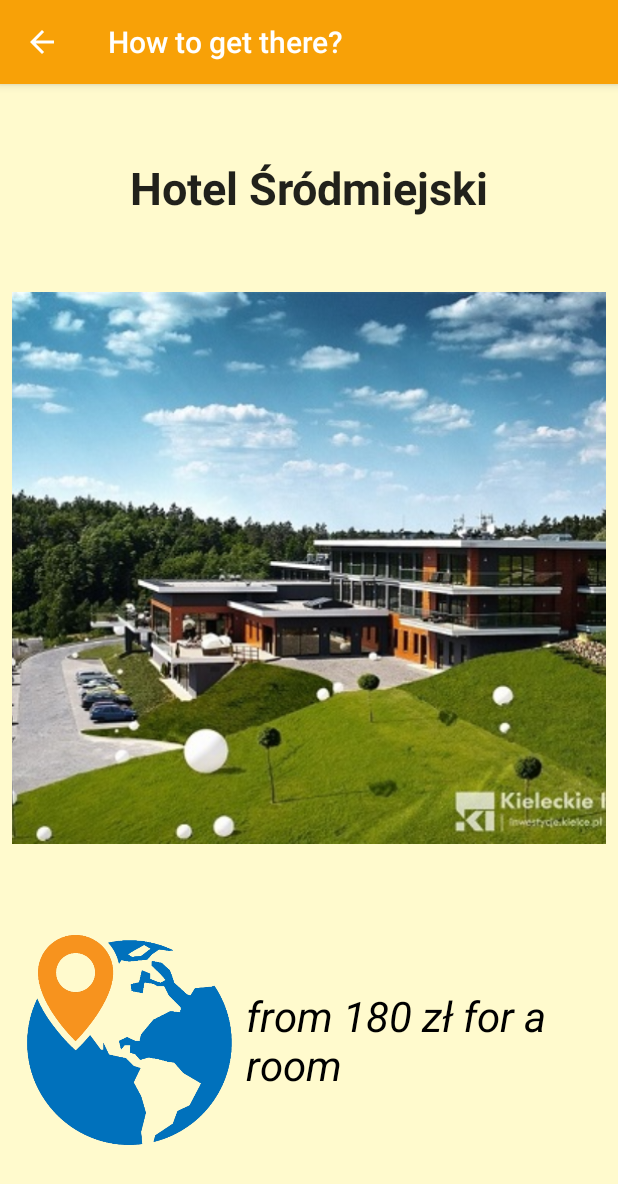
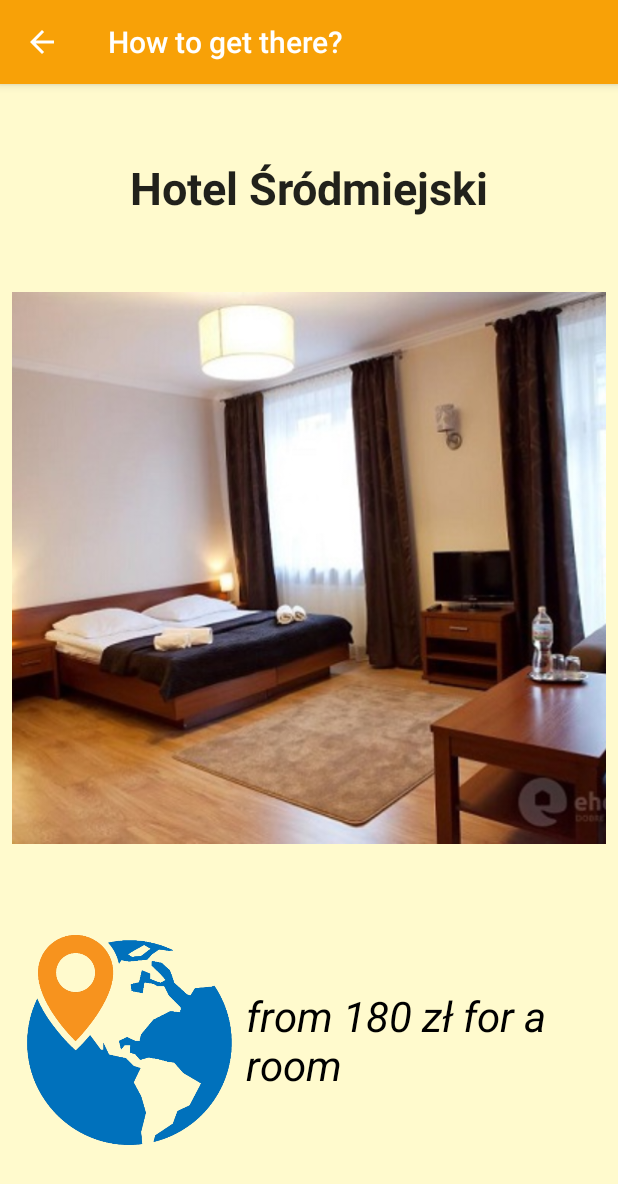
Before and after one commit to tr0lczyk/KielceTourGuide, an Android app: the fragment SleepFragment shown on its own in the app's theme, after a tap on "Hotel Śródmiejski", on a phone screen of 412 x 824 dp. Shown: the top 1184 px of the screen. Run offline under Robolectric (Android 15) with nearby library versions, the phone set to English and light mode, and no system bars.

Commit message:
final touches

```diff
--- a/app/src/main/java/com/example/android/kielcetourguide/SleepFragment.java
+++ b/app/src/main/java/com/example/android/kielcetourguide/SleepFragment.java
@@ -36,7 +36,7 @@ public class SleepFragment extends Fragment {
         items.add(new Item("Hotel Aviator","from 171 zł for a room",R.drawable.hotelaviator));
         items.add(new Item("Best Western Grand Hotel","from 162 zł for a room",R.drawable.hotelwestern));
         items.add(new Item("Ibis Kielce Centrum","from 111 zł for a room",R.drawable.hotelibis));
-        items.add(new Item("Hotel Śródmiejski","from 180 zł for a room",R.drawable.hoteloddysey));
+        items.add(new Item("Hotel Śródmiejski","from 180 zł for a room",R.drawable.hotelmiej));
         items.add(new Item("Odyssey ClubHotel Wellness & SPA","from 420 zł for a room",R.drawable.hoteloddysey));
         items.add(new Item("Hotel Binkowski","from 240 zł for a room",R.drawable.hotelbinkowski));
         items.add(new Item("Hotel Teczowy Mlyn","from 130 zł for a room",R.drawable.hotelteczowy));
```
